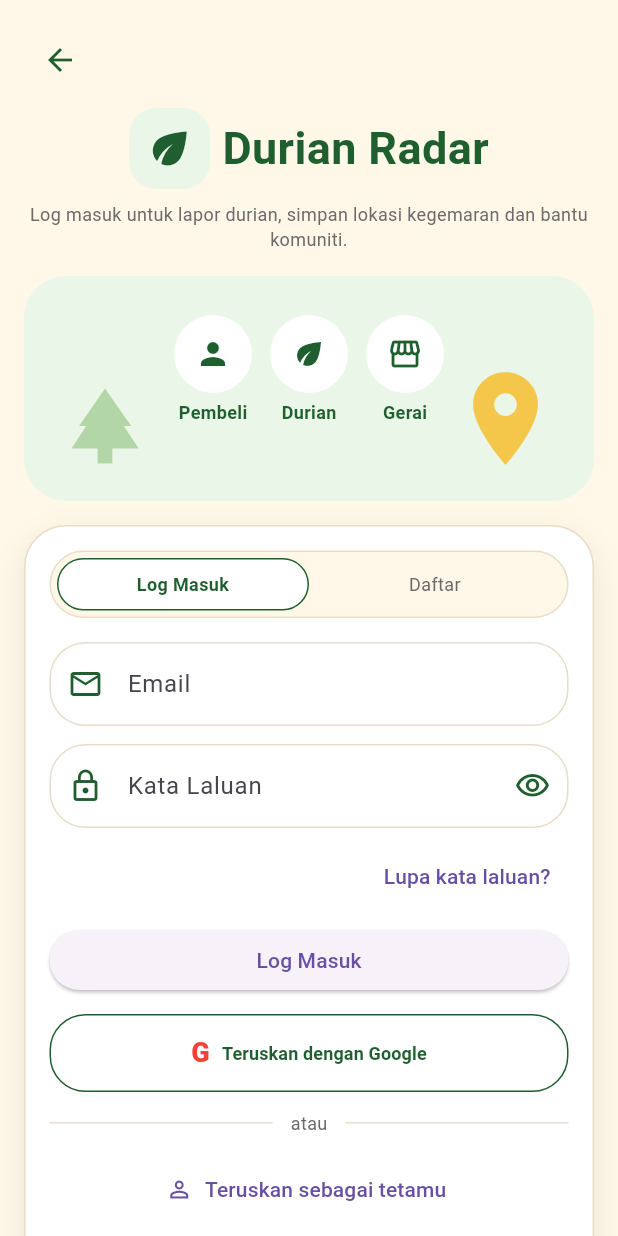
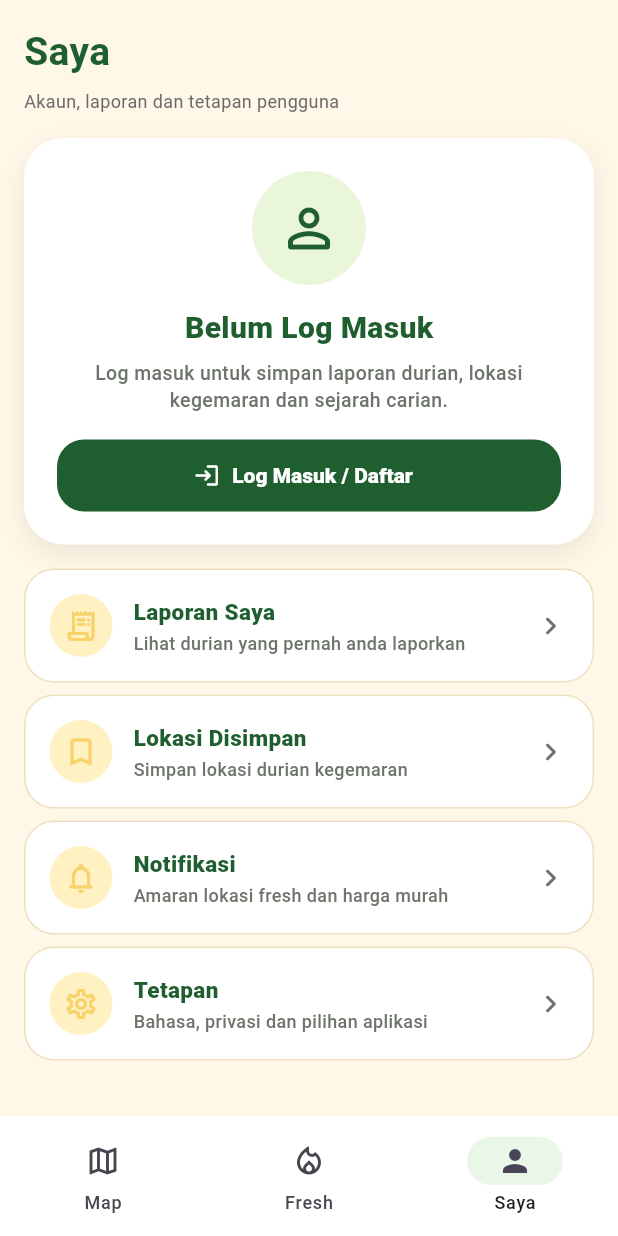
Before and after one commit to ikirana77/durian_radar, a Flutter app: the screen it shows after launch, after a tap on the "person outline" icon, on a phone screen of 412 x 824 dp. Run offline on Flutter 3.47's test engine with Material 3 defaults, Android fonts, the phone set to English and light mode, and no system bars.

Commit message:
Add profile screen and connect navigation

```diff
--- a/lib/features/fresh/screens/fresh_list_screen.dart
+++ b/lib/features/fresh/screens/fresh_list_screen.dart
@@ -6,8 +6,8 @@ import '../../../core/theme/app_text_styles.dart';
 import '../../../shared/widgets/app_filter_chip.dart';
 import '../../../shared/widgets/durian_bottom_nav.dart';
 import '../../../shared/widgets/durian_report_card.dart';
-import '../../auth/screens/login_register_screen.dart';
 import '../../home/screens/home_map_screen.dart';
+import '../../profile/screens/profile_screen.dart';
 
 class FreshListScreen extends StatelessWidget {
   const FreshListScreen({super.key});
@@ -83,11 +83,9 @@ class FreshListScreen extends StatelessWidget {
           }
 
           if (index == 2) {
-            Navigator.push(
+            Navigator.pushReplacement(
               context,
-              MaterialPageRoute(
-                builder: (context) => const LoginRegisterScreen(),
-              ),
+              MaterialPageRoute(builder: (context) => const ProfileScreen()),
             );
           }
         },
--- a/lib/features/home/screens/home_map_screen.dart
+++ b/lib/features/home/screens/home_map_screen.dart
@@ -1,6 +1,6 @@
 import 'package:flutter/material.dart';
 
-import '../../auth/screens/login_register_screen.dart';
+import '../../profile/screens/profile_screen.dart';
 import '../../fresh/screens/fresh_list_screen.dart';
 import '../../reports/screens/add_report_screen.dart';
 
@@ -56,9 +56,7 @@ class HomeMapScreen extends StatelessWidget {
         onProfileTap: () {
           Navigator.push(
             context,
-            MaterialPageRoute(
-              builder: (context) => const LoginRegisterScreen(),
-            ),
+            MaterialPageRoute(builder: (context) => const ProfileScreen()),
           );
         },
       ),
@@ -148,7 +146,7 @@ class _HomeTopPanel extends StatelessWidget {
                   Navigator.push(
                     context,
                     MaterialPageRoute(
-                      builder: (context) => const LoginRegisterScreen(),
+                      builder: (context) => const ProfileScreen(),
                     ),
                   );
                 },
--- /dev/null
+++ b/lib/features/profile/screens/profile_screen.dart
@@ -0,0 +1,230 @@
+import 'package:flutter/material.dart';
+
+import '../../../core/theme/app_colors.dart';
+import '../../../core/theme/app_spacing.dart';
+import '../../../core/theme/app_text_styles.dart';
+import '../../../shared/widgets/durian_bottom_nav.dart';
+import '../../auth/screens/login_register_screen.dart';
+import '../../fresh/screens/fresh_list_screen.dart';
+import '../../home/screens/home_map_screen.dart';
+
+class ProfileScreen extends StatelessWidget {
+  const ProfileScreen({super.key});
+
+  @override
+  Widget build(BuildContext context) {
+    return Scaffold(
+      backgroundColor: AppColors.creamBackground,
+      body: SafeArea(
+        child: ListView(
+          padding: const EdgeInsets.all(AppSpacing.l),
+          children: const [
+            Text('Saya', style: AppTextStyles.pageTitle),
+            SizedBox(height: 6),
+            Text(
+              'Akaun, laporan dan tetapan pengguna',
+              style: AppTextStyles.helper,
+            ),
+            SizedBox(height: AppSpacing.l),
+            _LoginPromptCard(),
+            SizedBox(height: AppSpacing.l),
+            _ProfileMenuCard(
+              icon: Icons.receipt_long_rounded,
+              title: 'Laporan Saya',
+              subtitle: 'Lihat durian yang pernah anda laporkan',
+            ),
+            SizedBox(height: AppSpacing.s),
+            _ProfileMenuCard(
+              icon: Icons.bookmark_border_rounded,
+              title: 'Lokasi Disimpan',
+              subtitle: 'Simpan lokasi durian kegemaran',
+            ),
+            SizedBox(height: AppSpacing.s),
+            _ProfileMenuCard(
+              icon: Icons.notifications_none_rounded,
+              title: 'Notifikasi',
+              subtitle: 'Amaran lokasi fresh dan harga murah',
+            ),
+            SizedBox(height: AppSpacing.s),
+            _ProfileMenuCard(
+              icon: Icons.settings_outlined,
+              title: 'Tetapan',
+              subtitle: 'Bahasa, privasi dan pilihan aplikasi',
+            ),
+          ],
+        ),
+      ),
+      bottomNavigationBar: DurianBottomNav(
+        selectedIndex: 2,
+        onDestinationSelected: (index) {
+          if (index == 0) {
+            Navigator.pushReplacement(
+              context,
+              MaterialPageRoute(builder: (context) => const HomeMapScreen()),
+            );
+          }
+
+          if (index == 1) {
+            Navigator.pushReplacement(
+              context,
+              MaterialPageRoute(builder: (context) => const FreshListScreen()),
+            );
+          }
+        },
+      ),
+    );
+  }
+}
+
+class _LoginPromptCard extends StatelessWidget {
+  const _LoginPromptCard();
+
+  @override
+  Widget build(BuildContext context) {
+    return Container(
+      width: double.infinity,
+      padding: const EdgeInsets.all(22),
+      decoration: BoxDecoration(
+        color: Colors.white,
+        borderRadius: BorderRadius.circular(26),
+        boxShadow: [
+          BoxShadow(
+            color: Colors.black.withValues(alpha: 0.08),
+            blurRadius: 14,
+            offset: const Offset(0, 6),
+          ),
+        ],
+      ),
+      child: Column(
+        children: [
+          Container(
+            width: 76,
+            height: 76,
+            decoration: const BoxDecoration(
+              color: Color(0xFFEAF6D9),
+              shape: BoxShape.circle,
+            ),
+            child: const Icon(
+              Icons.person_outline_rounded,
+              color: AppColors.durianGreen,
+              size: 42,
+            ),
+          ),
+          const SizedBox(height: 14),
+          const Text(
+            'Belum Log Masuk',
+            style: TextStyle(
+              color: AppColors.durianGreen,
+              fontSize: 20,
+              fontWeight: FontWeight.w900,
+            ),
+          ),
+          const SizedBox(height: 6),
+          const Text(
+            'Log masuk untuk simpan laporan durian, lokasi kegemaran dan sejarah carian.',
+            textAlign: TextAlign.center,
+            style: TextStyle(
+              color: Color(0xFF6D756B),
+              fontSize: 13,
+              height: 1.4,
+              fontWeight: FontWeight.w500,
+            ),
+          ),
+          const SizedBox(height: 18),
+          SizedBox(
+            width: double.infinity,
+            height: 48,
+            child: ElevatedButton.icon(
+              onPressed: () {
+                Navigator.push(
+                  context,
+                  MaterialPageRoute(
+                    builder: (context) => const LoginRegisterScreen(),
+                  ),
+                );
+              },
+              icon: const Icon(Icons.login_rounded),
+              label: const Text('Log Masuk / Daftar'),
+              style: ElevatedButton.styleFrom(
+                backgroundColor: AppColors.durianGreen,
+                foregroundColor: Colors.white,
+                elevation: 0,
+                shape: RoundedRectangleBorder(
+                  borderRadius: BorderRadius.circular(18),
+                ),
+                textStyle: const TextStyle(
+                  fontSize: 14,
+                  fontWeight: FontWeight.w800,
+                ),
+              ),
+            ),
+          ),
+        ],
+      ),
+    );
+  }
+}
+
+class _ProfileMenuCard extends StatelessWidget {
+  const _ProfileMenuCard({
+    required this.icon,
+    required this.title,
+    required this.subtitle,
+  });
+
+  final IconData icon;
+  final String title;
+  final String subtitle;
+
+  @override
+  Widget build(BuildContext context) {
+    return Container(
+      padding: const EdgeInsets.all(16),
+      decoration: BoxDecoration(
+        color: Colors.white,
+        borderRadius: BorderRadius.circular(20),
+        border: Border.all(color: const Color(0xFFEEDFBF)),
+      ),
+      child: Row(
+        children: [
+          Container(
+            width: 42,
+            height: 42,
+            decoration: const BoxDecoration(
+              color: Color(0xFFFFF1C2),
+              shape: BoxShape.circle,
+            ),
+            child: Icon(icon, color: AppColors.warningYellow),
+          ),
+          const SizedBox(width: 14),
+          Expanded(
+            child: Column(
+              crossAxisAlignment: CrossAxisAlignment.start,
+              children: [
+                Text(
+                  title,
+                  style: const TextStyle(
+                    color: AppColors.durianGreen,
+                    fontSize: 15,
+                    fontWeight: FontWeight.w900,
+                  ),
+                ),
+                const SizedBox(height: 3),
+                Text(
+                  subtitle,
+                  style: const TextStyle(
+                    color: Color(0xFF6D756B),
+                    fontSize: 12,
+                    height: 1.3,
+                    fontWeight: FontWeight.w500,
+                  ),
+                ),
+              ],
+            ),
+          ),
+          const Icon(Icons.chevron_right_rounded, color: Color(0xFF6D756B)),
+        ],
+      ),
+    );
+  }
+}
```
